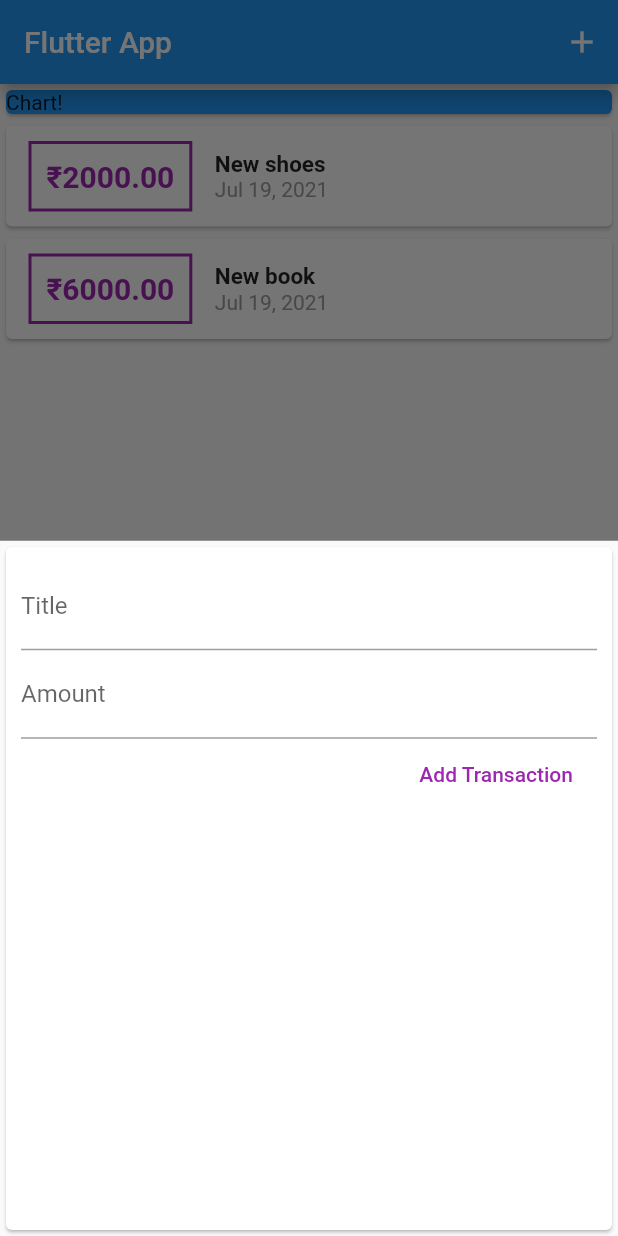
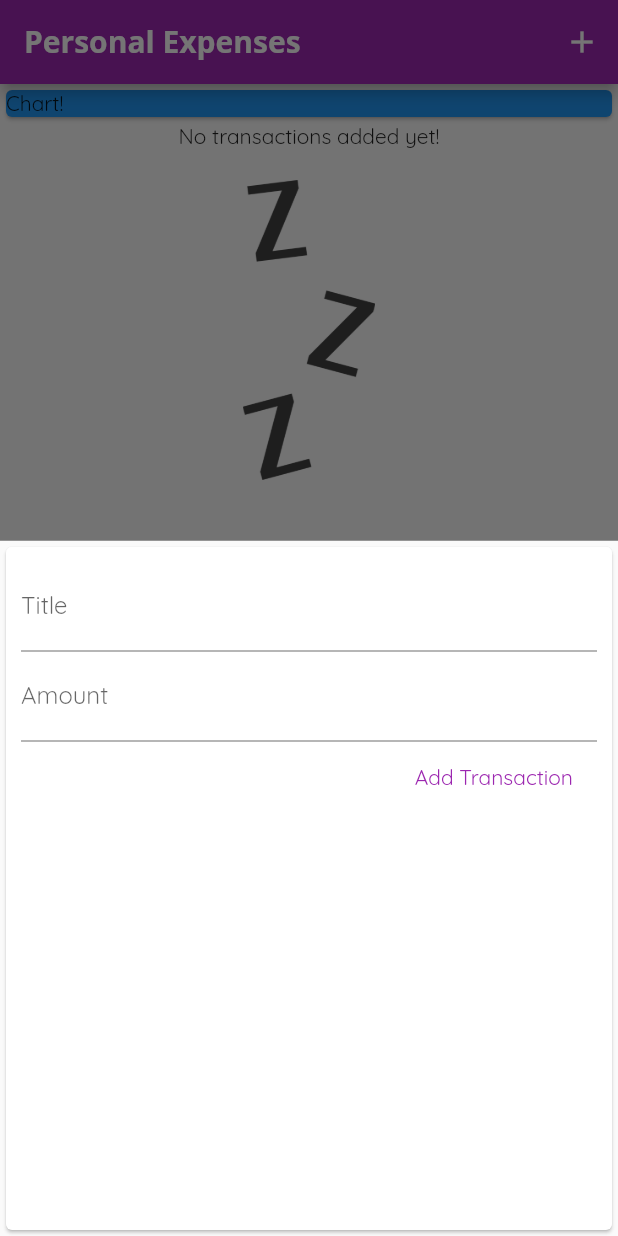
Before and after one commit to JaiminRana01/expense_app, a Flutter app: the screen it shows after launch, after a tap on the "add" icon, on a phone screen of 412 x 824 dp. Run offline on Flutter 3.47's test engine with Material 2 defaults, Android fonts, the phone set to English and light mode, and no system bars.

Commit message:
added fonts and images

```diff
--- a/lib/main.dart
+++ b/lib/main.dart
@@ -13,7 +13,19 @@ class MyApp extends StatelessWidget {
   Widget build(BuildContext context) {
     return MaterialApp(
       debugShowCheckedModeBanner: false,
-      title: 'Flutter App',
+      title: 'Personal Expenses',
+      theme: ThemeData(
+          primarySwatch: Colors.purple,
+          accentColor: Colors.amber,
+          fontFamily: 'Quicksand',
+          appBarTheme: AppBarTheme(
+              textTheme: ThemeData.light().textTheme.copyWith(
+                    title: TextStyle(
+                      fontFamily: 'OpenSans',
+                      fontSize: 20,
+                      fontWeight: FontWeight.bold,
+                    ),
+                  ))),
       home: MyHomePage(),
     );
   }
@@ -26,18 +38,18 @@ class MyHomePage extends StatefulWidget {
 
 class _MyHomePageState extends State<MyHomePage> {
   final List<Transaction> _userTransactions = [
-    Transaction(
-      id: 't1',
-      title: 'New shoes',
-      amount: 2000,
-      date: DateTime.now(),
-    ),
-    Transaction(
-      id: 't2',
-      title: 'New book',
-      amount: 6000,
-      date: DateTime.now(),
-    ),
+    // Transaction(
+    //   id: 't1',
+    //   title: 'New shoes',
+    //   amount: 2000,
+    //   date: DateTime.now(),
+    // ),
+    // Transaction(
+    //   id: 't2',
+    //   title: 'New book',
+    //   amount: 6000,
+    //   date: DateTime.now(),
+    // ),
   ];
 
   void _addNewTransaction(String title, double amount) {
@@ -69,7 +81,7 @@ class _MyHomePageState extends State<MyHomePage> {
   Widget build(BuildContext context) {
     return Scaffold(
       appBar: AppBar(
-        title: Text('Flutter App'),
+        title: Text('Personal Expenses'),
         actions: [
           IconButton(
             icon: Icon(Icons.add),
--- a/lib/widgets/new_transaction.dart
+++ b/lib/widgets/new_transaction.dart
@@ -1,12 +1,18 @@
 import 'package:flutter/material.dart';
 
-class NewTransaction extends StatelessWidget {
-  final titleController = TextEditingController();
-  final amountController = TextEditingController();
-
+class NewTransaction extends StatefulWidget {
   final Function addTransaction;
 
   NewTransaction(this.addTransaction);
+
+  @override
+  _NewTransactionState createState() => _NewTransactionState();
+}
+
+class _NewTransactionState extends State<NewTransaction> {
+  final titleController = TextEditingController();
+
+  final amountController = TextEditingController();
 
   void submitData() {
     final String enteredTitle = titleController.text;
@@ -16,10 +22,12 @@ class NewTransaction extends StatelessWidget {
       return;
     }
 
-    addTransaction(
+    widget.addTransaction(
       enteredTitle,
       enteredAmount,
     );
+
+    Navigator.of(context).pop();
   }
 
   @override
--- a/lib/widgets/transaction_list.dart
+++ b/lib/widgets/transaction_list.dart
@@ -1,3 +1,4 @@
+import 'package:flutter/cupertino.dart';
 import 'package:flutter/material.dart';
 import 'package:intl/intl.dart';
 
@@ -12,7 +13,23 @@ class TransactionList extends StatelessWidget {
   Widget build(BuildContext context) {
     return Container(
       height: 300,
-      child: ListView.builder(
+      child: transactions.isEmpty
+          ? Column(
+              children: [
+                Text('No transactions added yet!'),
+                SizedBox(
+                  height: 20,
+                ),
+                Container(
+                  height: 200,
+                  child: Image.asset(
+                    'assets/images/waiting.png',
+                    fit: BoxFit.cover,
+                  ),
+                )
+              ],
+            )
+          : ListView.builder(
               itemBuilder: (context, index) {
                 return Card(
                   child: Row(
@@ -21,7 +38,7 @@ class TransactionList extends StatelessWidget {
                         child: Text(
                           '₹${transactions[index].amount.toStringAsFixed(2)}',
                           style: TextStyle(
-                      color: Colors.purple,
+                            color: Theme.of(context).primaryColor,
                             fontWeight: FontWeight.bold,
                             fontSize: 20.0,
                           ),
@@ -32,7 +49,7 @@ class TransactionList extends StatelessWidget {
                         ),
                         decoration: BoxDecoration(
                           border: Border.all(
-                      color: Colors.purple,
+                            color: Theme.of(context).primaryColor,
                             width: 2,
                           ),
                         ),
@@ -44,8 +61,8 @@ class TransactionList extends StatelessWidget {
                           Text(
                             transactions[index].title,
                             style: TextStyle(
+                              fontSize: 18,
                               fontWeight: FontWeight.bold,
-                        fontSize: 15.0,
                             ),
                           ),
                           Text(
```
Also changed, not shown: pubspec.yaml (+13 -9 lines), assets/fonts/OpenSans-Bold.ttf (added), assets/fonts/OpenSans-Regular.ttf (added), assets/fonts/Quicksand-Bold.ttf (added), assets/fonts/Quicksand-Light.ttf (added), assets/fonts/Quicksand-Medium.ttf (added), assets/fonts/Quicksand-Regular.ttf (added), assets/images/waiting.png (added). Lines whose indentation alone changed are shown as unchanged.
